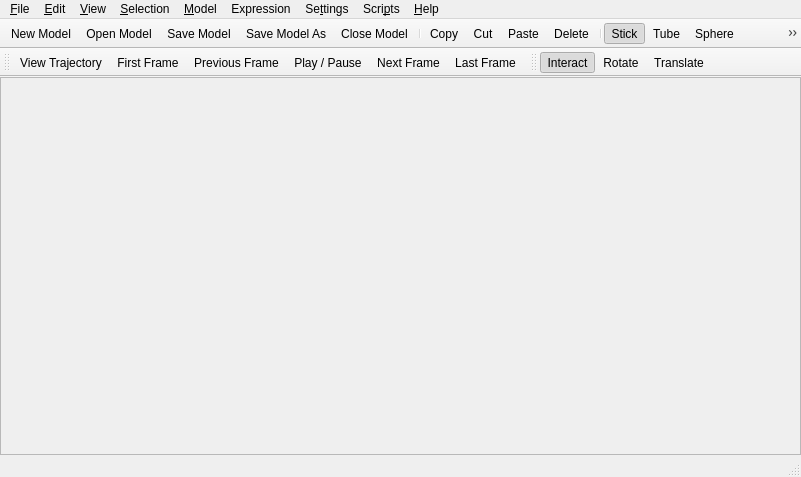
First picture: the form in branches/nugui/src/gui/mainwindow.ui, repository trisyoungs/aten, before the edit.
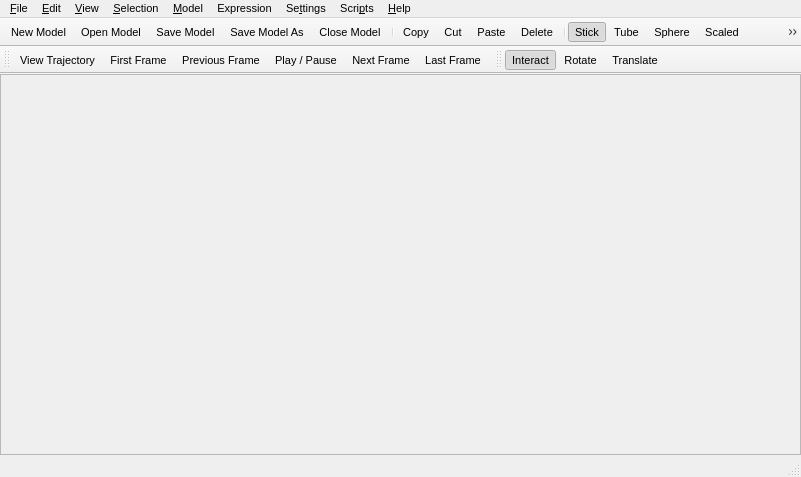
Second picture: the form after the edit. Icons and pictures are not drawn.

Commit message: Converted all icons to plain svg (again) using older version of Inkscape. Removed unnecessary call to setCentralWidget in GuiQt::run(). Tweaked some dock widget issues. Changed font size of all dock widgets to 8 pt. Added Messenger::richPrint() function to pass HTML-formatted message to GUI and stripped plaintext message to stdout if required.

The edit to the form file:
```diff
--- a/branches/nugui/src/gui/mainwindow.ui
+++ b/branches/nugui/src/gui/mainwindow.ui
@@ -23,6 +23,11 @@
     <height>10000</height>
    </size>
   </property>
+  <property name="font">
+   <font>
+    <pointsize>8</pointsize>
+   </font>
+  </property>
   <property name="focusPolicy">
    <enum>Qt::NoFocus</enum>
   </property>
@@ -65,7 +70,7 @@
      <x>0</x>
      <y>0</y>
      <width>801</width>
-     <height>19</height>
+     <height>21</height>
     </rect>
    </property>
    <widget class="QMenu" name="SettingsMenu">
```
The commit also changes 156 other files.
